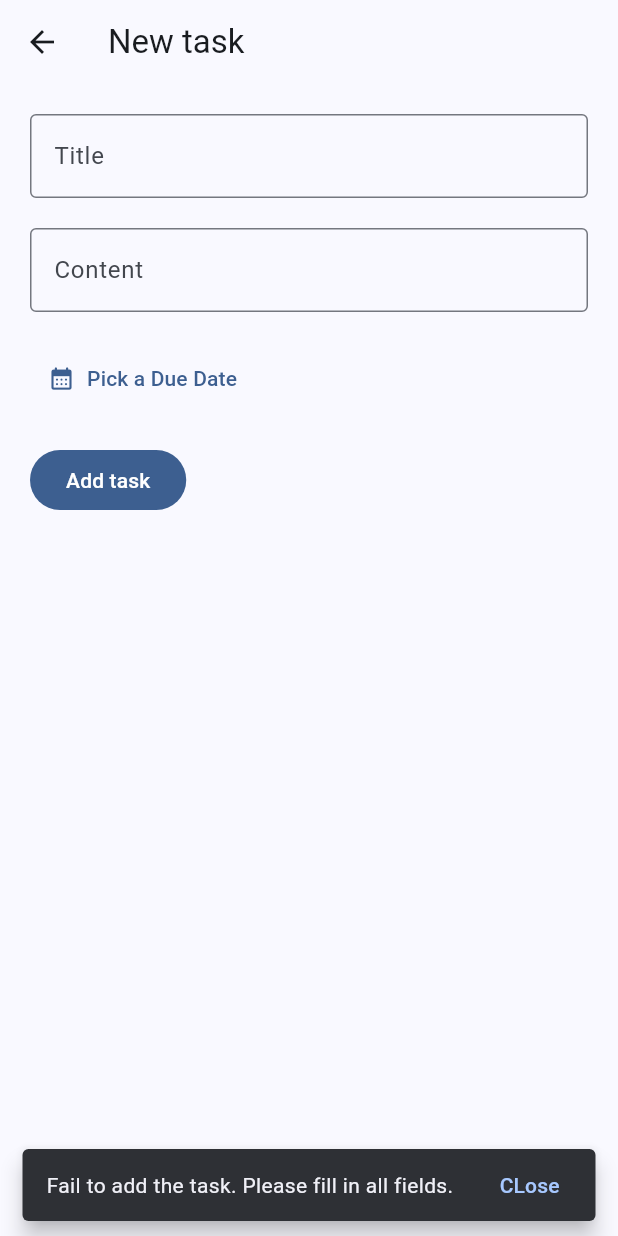
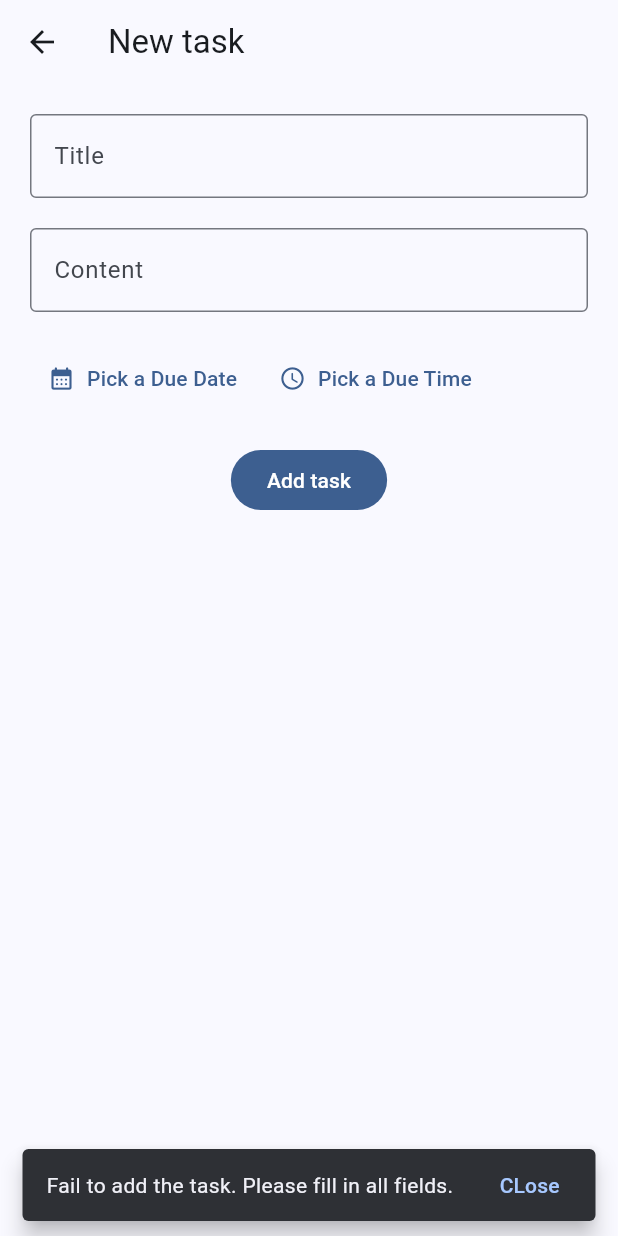
Before and after one commit to derec30240/TinyNote, a Flutter app: the TaskEditPage screen opened directly, after a tap on "Add task", on a phone screen of 412 x 824 dp. Run offline on Flutter 3.47's test engine with Material 3 defaults, Android fonts, the phone set to English and light mode, and no system bars; our stand-ins replace flutter_animate, flutter_slidable, get, shared_preferences; accounts and stored records are empty.

Commit message:
Improve the experience of date and time selection

```diff
--- a/lib/pages/task_edit_page.dart
+++ b/lib/pages/task_edit_page.dart
@@ -4,25 +4,38 @@ import 'package:get/get.dart';
 import 'package:tiny_note/controllers/task_conotroller.dart';
 import 'package:tiny_note/models/task.dart';
 
-class TaskEditPage extends StatelessWidget {
-  final TaskController taskController = Get.find();
+class TaskEditPage extends StatefulWidget {
   final Task? task;
   final int? index;
 
-  TaskEditPage({
+  const TaskEditPage({
     super.key,
     this.index,
     this.task,
   });
 
   @override
+  State<TaskEditPage> createState() => _TaskEditPageState();
+}
+
+class _TaskEditPageState extends State<TaskEditPage> {
+  final TaskController taskController = Get.find();
+  final TextEditingController titleController = TextEditingController();
+  final TextEditingController contentController = TextEditingController();
+  DateTime? selectedDate;
+
+  @override
+  void initState() {
+    super.initState();
+    if (widget.task != null) {
+      titleController.text = widget.task!.title;
+      contentController.text = widget.task!.content;
+      selectedDate = widget.task!.dueDate;
+    }
+  }
+
+  @override
   Widget build(BuildContext context) {
-    final TextEditingController titleController = TextEditingController();
-    titleController.text = (task == null) ? '' : task!.title;
-    final TextEditingController contentController = TextEditingController();
-    contentController.text = (task == null) ? '' : task!.content;
-    DateTime? selectedDate;
-    selectedDate = (task == null) ? null : task!.dueDate;
     return Scaffold(
       appBar: AppBar(
         leading: IconButton(
@@ -31,12 +44,11 @@ class TaskEditPage extends StatelessWidget {
           },
           icon: const Icon(Icons.arrow_back),
         ),
-        title: Text(task == null ? 'New task' : 'Edit task'),
+        title: Text(widget.task == null ? 'New task' : 'Edit task'),
       ),
       body: Padding(
         padding: const EdgeInsets.all(20),
         child: Column(
-            crossAxisAlignment: CrossAxisAlignment.start,
           children: [
             TextField(
               controller: titleController,
@@ -56,24 +68,86 @@ class TaskEditPage extends StatelessWidget {
               ),
             ),
             const SizedBox(height: 20),
+            Row(
+              children: [
                 TextButton.icon(
                   label: Text(
                     (selectedDate == null)
                         ? "Pick a Due Date"
-                      : '${selectedDate.toLocal()}'.split(' ')[0],
+                        : '${selectedDate!.toLocal()}'.split(' ')[0],
                   ),
                   icon: Icon(
                     Icons.calendar_month_rounded,
                     color: Theme.of(context).colorScheme.primary,
                   ),
                   onPressed: () async {
-                  selectedDate = await showDatePicker(
+                    final DateTime? picked = await showDatePicker(
                       context: context,
-                    initialDate: DateTime.now(),
+                      initialDate: (selectedDate == null)
+                          ? DateTime.now()
+                          : selectedDate,
                       firstDate: DateTime.now(),
                       lastDate: DateTime(2100),
                     );
+                    if (picked != null && picked != selectedDate) {
+                      setState(() {
+                        selectedDate = (selectedDate == null)
+                            ? DateTime(
+                                picked.year,
+                                picked.month,
+                                picked.day,
+                                DateTime.now().hour,
+                                DateTime.now().minute,
+                              )
+                            : DateTime(
+                                picked.year,
+                                picked.month,
+                                picked.day,
+                                selectedDate!.hour,
+                                selectedDate!.minute,
+                              );
+                      });
+                    }
                   },
+                ),
+                TextButton.icon(
+                  label: Text(
+                    (selectedDate == null)
+                        ? "Pick a Due Time"
+                        : '${selectedDate!.toLocal()}'.substring(11, 16),
+                  ),
+                  icon: Icon(
+                    Icons.access_time_rounded,
+                    color: Theme.of(context).colorScheme.primary,
+                  ),
+                  onPressed: () async {
+                    final TimeOfDay? picked = await showTimePicker(
+                      context: context,
+                      initialTime: (selectedDate == null)
+                          ? TimeOfDay.now()
+                          : TimeOfDay.fromDateTime(selectedDate!),
+                    );
+                    if (picked != null) {
+                      setState(() {
+                        selectedDate = (selectedDate == null)
+                            ? DateTime(
+                                DateTime.now().year,
+                                DateTime.now().month,
+                                DateTime.now().day,
+                                picked.hour,
+                                picked.minute)
+                            : DateTime(
+                                selectedDate!.year,
+                                selectedDate!.month,
+                                selectedDate!.day,
+                                picked.hour,
+                                picked.minute,
+                              );
+                      });
+                    }
+                  },
+                ),
+              ],
             ),
             const SizedBox(height: 20),
             FilledButton(
@@ -91,7 +165,7 @@ class TaskEditPage extends StatelessWidget {
                   ScaffoldMessenger.of(context)
                       .showSnackBar(taskAddFailSnackBar);
                 }
-                  if (task == null) {
+                if (widget.task == null) {
                   taskController.addTask(Task(
                       title: titleController.text,
                       content: contentController.text,
@@ -106,12 +180,12 @@ class TaskEditPage extends StatelessWidget {
                   ScaffoldMessenger.of(context).showSnackBar(taskAddSnackBar);
                 } else {
                   taskController.editTask(
-                        index!,
+                      widget.index!,
                       Task(
                           title: titleController.text,
                           content: contentController.text,
                           dueDate: selectedDate!,
-                            isCompleted: task!.isCompleted));
+                          isCompleted: widget.task!.isCompleted));
                   Get.back();
                   final taskAddSnackBar = SnackBar(
                     behavior: SnackBarBehavior.floating,
@@ -122,10 +196,11 @@ class TaskEditPage extends StatelessWidget {
                   ScaffoldMessenger.of(context).showSnackBar(taskAddSnackBar);
                 }
               },
-                child: Text((task == null) ? 'Add task' : 'Edit task'),
+              child: Text((widget.task == null) ? 'Add task' : 'Edit task'),
             ),
           ],
-          )),
+        ),
+      ),
     );
   }
 }
--- a/lib/pages/tasks_page.dart
+++ b/lib/pages/tasks_page.dart
@@ -105,7 +105,7 @@ class TaskPage extends StatelessWidget {
             ),
             const Divider(),
             Text(
-              '${task.dueDate.toLocal()}'.split(' ')[0], //spilt the datedata
+              '${task.dueDate.toLocal()}'.substring(0, 16),
               style: TextStyle(
                 fontWeight: FontWeight.w500,
                 decoration:
```
Lines whose indentation alone changed are shown as unchanged.
